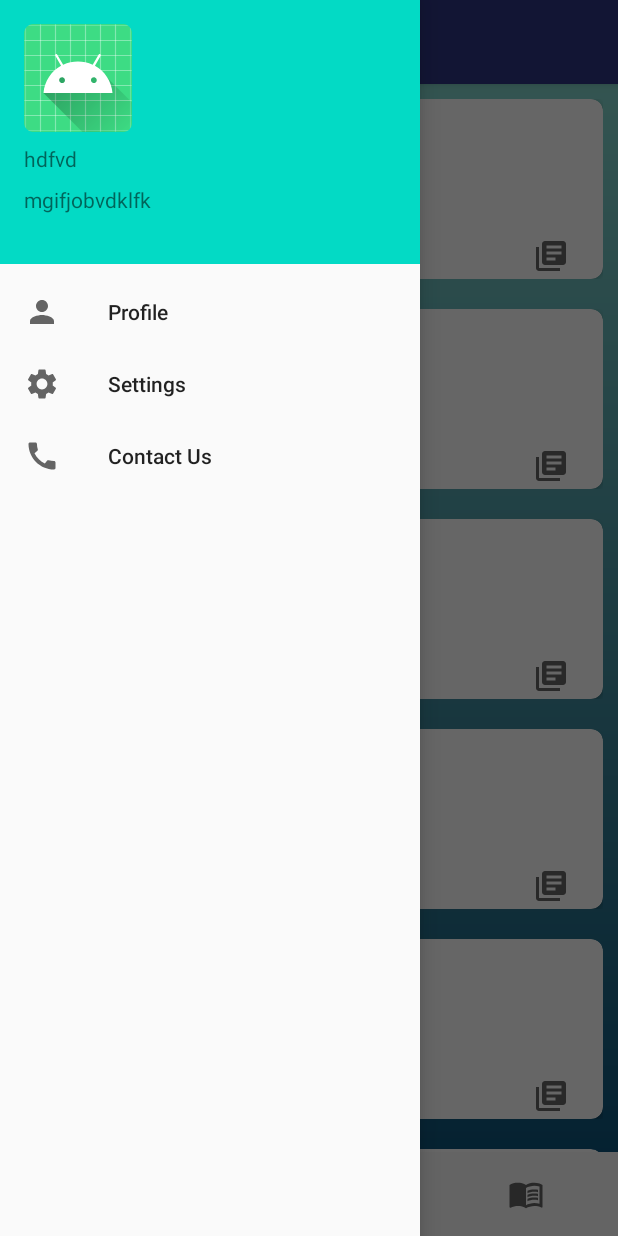
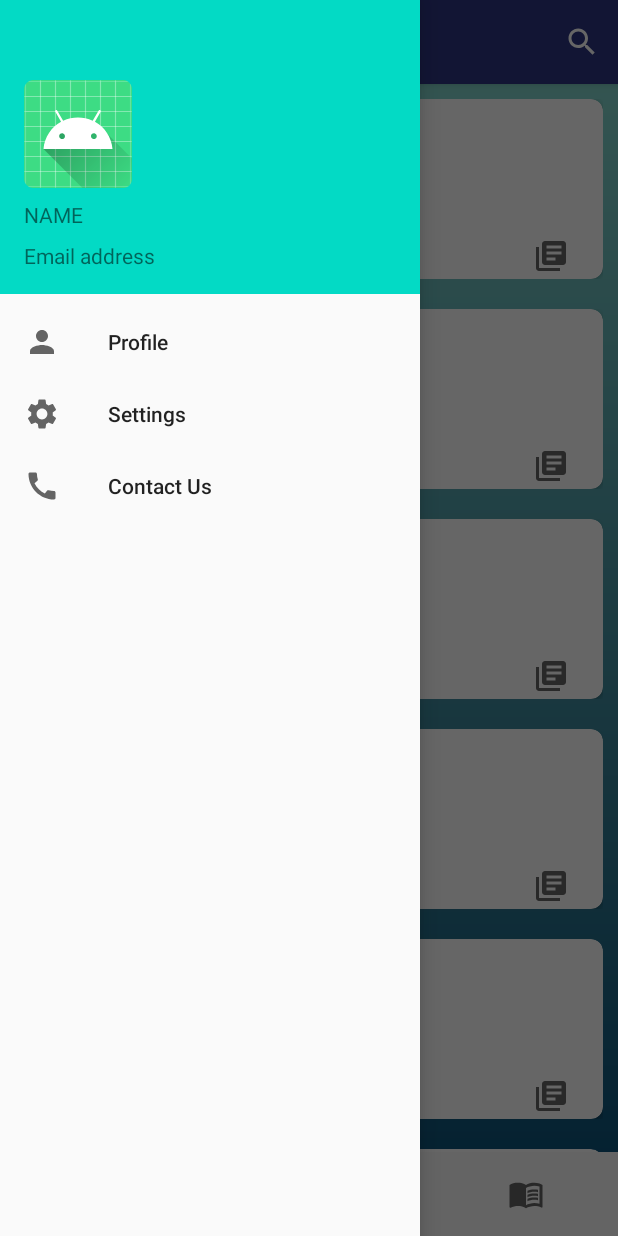
Before and after one commit to devNitw/libNitwStudent, an Android app: the MainActivity screen opened directly, with no data from a screen before it, in the side drawer, after a tap on "Settings", on a phone screen of 412 x 824 dp. Run offline under Robolectric (Android 15) with nearby library versions, the phone set to English and light mode, and no system bars; 1 statement that could not run was skipped.

Commit message:
Commit before merging with pdf

```diff
--- a/app/src/main/java/com/example/librarynitwstudent/Ui/MainActivity/MainActivity.java
+++ b/app/src/main/java/com/example/librarynitwstudent/Ui/MainActivity/MainActivity.java
@@ -1,47 +1,107 @@
 package com.example.librarynitwstudent.Ui.MainActivity;
 
 import androidx.annotation.NonNull;
+import androidx.appcompat.app.ActionBarDrawerToggle;
 import androidx.appcompat.app.AppCompatActivity;
+import androidx.appcompat.widget.Toolbar;
+import androidx.core.view.GravityCompat;
+import androidx.drawerlayout.widget.DrawerLayout;
 import androidx.fragment.app.Fragment;
 import androidx.viewpager.widget.ViewPager;
 
+import android.content.Intent;
 import android.os.Bundle;
+import android.view.Menu;
 import android.view.MenuItem;
+import android.widget.Toast;
 
 import com.example.librarynitwstudent.Adapters.Main.MainFragmentAdapter;
 import com.example.librarynitwstudent.R;
-import com.example.librarynitwstudent.Ui.MainActivity.Home.HomeFragment;
+import com.example.librarynitwstudent.Ui.MainActivity.Home.SyllabusCard;
 import com.google.android.material.bottomnavigation.BottomNavigationView;
+import com.google.android.material.navigation.NavigationView;
 
 public class MainActivity extends AppCompatActivity {
 
+    private DrawerLayout drawer;
+    private Toolbar toolbar;
+
     MainFragmentAdapter fragmentAdapter;
     public static ViewPager viewPager;
+
     @Override
     protected void onCreate(Bundle savedInstanceState) {
         super.onCreate(savedInstanceState);
         setContentView(R.layout.activity_main);
-        fragmentAdapter=new MainFragmentAdapter(getSupportFragmentManager());
-        viewPager=findViewById(R.id.main_container);
-        final BottomNavigationView bottomNav = findViewById(R.id.nav_view);
-        bottomNav.setOnNavigationItemSelectedListener(navListener);
 
-        fragmentAdapter.AddFragment(new HomeFragment(),"Home");
-        fragmentAdapter.AddFragment(new LibraryFragment(),"Find");
-        fragmentAdapter.AddFragment(new OfflineFragment(),"Offline");
-        fragmentAdapter.AddFragment(new ReadingFragment(),"Daily");
+        toolbar = findViewById(R.id.toolbar);
+        setSupportActionBar(toolbar);
+
+        setupSideNavigationViewer();
+
+        fragmentAdapter = new MainFragmentAdapter(getSupportFragmentManager());
+        viewPager = findViewById(R.id.main_container);
+        final BottomNavigationView bottomNav = findViewById(R.id.bottom_nav_view);
+        bottomNav.setOnNavigationItemSelectedListener(bottomNavListener);
+
+        fragmentAdapter.AddFragment(new HomeFragment(), "Home");
+        fragmentAdapter.AddFragment(new LibraryFragment(), "Find");
+        fragmentAdapter.AddFragment(new OfflineFragment(), "Saved");
+        fragmentAdapter.AddFragment(new ReadingFragment(), "Daily");
+
+//        menuItems.add((BottomNavigationItemView) findViewById(R.id.nav_home));
+//        menuItems.add((BottomNavigationItemView) findViewById(R.id.nav_lib));
+//        menuItems.add((BottomNavigationItemView) findViewById(R.id.nav_offline));
+//        menuItems.add((BottomNavigationItemView) findViewById(R.id.nav_read));
 
         viewPager.setAdapter(fragmentAdapter);
+        viewPager.addOnPageChangeListener(new ViewPager.OnPageChangeListener() {
+            @Override
+            public void onPageScrolled(int position, float positionOffset, int positionOffsetPixels) {
 
+            }
+
+            @Override
+            public void onPageSelected(int position) {
+                bottomNav.getMenu().getItem(position).setChecked(true);
+            }
+
+            @Override
+            public void onPageScrollStateChanged(int state) {
+
+            }
+        });
+    }
+
+    private void setupSideNavigationViewer() {
+        drawer = findViewById(R.id.drawer);
+
+        ActionBarDrawerToggle toggle = new ActionBarDrawerToggle(this, drawer, toolbar,
+                R.string.navigation_drawer_open, R.string.navigation_drawer_close);
+        drawer.addDrawerListener(toggle);
+        toggle.syncState();
+
+        NavigationView navigationView = findViewById(R.id.side_nav_view);
+        navigationView.setNavigationItemSelectedListener(sideNavListener);
 
     }
-    private BottomNavigationView.OnNavigationItemSelectedListener navListener =
+
+    @Override
+    public void onBackPressed() {
+        if (drawer.isDrawerOpen(GravityCompat.START)) {
+            drawer.closeDrawer(GravityCompat.START);
+        } else {
+            super.onBackPressed();
+        }
+    }
+
+    private BottomNavigationView.OnNavigationItemSelectedListener bottomNavListener =
             new BottomNavigationView.OnNavigationItemSelectedListener() {
                 @Override
                 public boolean onNavigationItemSelected(@NonNull MenuItem menuItem) {
                     Fragment focusFragment = null;
 
-                    switch(menuItem.getItemId()){
+                    switch (menuItem.getItemId()) {
                         case R.id.nav_home:
                             MainActivity.viewPager.setCurrentItem(0);
                             break;
@@ -54,10 +114,59 @@ public class MainActivity extends AppCompatActivity {
                         case R.id.nav_read:
                             MainActivity.viewPager.setCurrentItem(3);
                             break;
-                        default:return false;
+                        default:
+                            return false;
                     }
 
                     return true;
                 }
             };
+
+    private NavigationView.OnNavigationItemSelectedListener sideNavListener =
+            new NavigationView.OnNavigationItemSelectedListener() {
+                @Override
+                public boolean onNavigationItemSelected(@NonNull MenuItem item) {
+                    Intent intent = null;
+                    switch(item.getItemId()){
+                        case R.id.nav_profile:
+                            Toast.makeText(MainActivity.this,"Launch ProfileActivity",Toast.LENGTH_SHORT).show();
+//                            intent = new Intent(MainActivity.this,ProfileActivity.class);
+//                            startActivity(intent);
+                            break;
+                        case R.id.nav_settings:
+                            Toast.makeText(MainActivity.this,"Launch SettingsActivity",Toast.LENGTH_SHORT).show();
+//                            intent = new Intent(MainActivity.this,SettingsActivity.class);
+//                            startActivity(intent);
+                            break;
+                        case R.id.nav_contact:
+                            intent = new Intent(MainActivity.this, SyllabusCard.class);
+                            startActivity(intent);
+                            break;
+
+                    }
+
+                    startActivity(intent);
+                    return true;
+                }
+            };
+
+    @Override
+    public boolean onCreateOptionsMenu(Menu menu) {
+        getMenuInflater().inflate(R.menu.tool_menu,menu);
+        return true;
+    }
+
+    @Override
+    public boolean onOptionsItemSelected(@NonNull MenuItem item) {
+
+        switch(item.getItemId()){
+            case R.id.search:
+                Toast.makeText(MainActivity.this,"Launch SearchActivity",Toast.LENGTH_SHORT).show();
+//                Intent intent = new Intent(this,SearchActivity.class);
+//                startActivity(intent);
+                break;
+
+        }
+        return true;
+    }
 }
--- /dev/null
+++ b/app/src/main/res/drawable/ic_baseline_search_24.xml
@@ -0,0 +1,10 @@
+<vector xmlns:android="http://schemas.android.com/apk/res/android"
+    android:width="24dp"
+    android:height="24dp"
+    android:viewportWidth="24"
+    android:viewportHeight="24"
+    android:tint="?attr/colorControlNormal">
+  <path
+      android:fillColor="@android:color/white"
+      android:pathData="M15.5,14h-0.79l-0.28,-0.27C15.41,12.59 16,11.11 16,9.5 16,5.91 13.09,3 9.5,3S3,5.91 3,9.5 5.91,16 9.5,16c1.61,0 3.09,-0.59 4.23,-1.57l0.27,0.28v0.79l5,4.99L20.49,19l-4.99,-5zM9.5,14C7.01,14 5,11.99 5,9.5S7.01,5 9.5,5 14,7.01 14,9.5 11.99,14 9.5,14z"/>
+</vector>
--- a/app/src/main/res/layout/nav_header.xml
+++ b/app/src/main/res/layout/nav_header.xml
@@ -1,8 +1,9 @@
 <?xml version="1.0" encoding="utf-8"?>
 <LinearLayout xmlns:android="http://schemas.android.com/apk/res/android"
     android:layout_width="match_parent"
-    android:layout_height="176dp"
+    android:layout_height="196dp"
     android:background="@color/colorAccent"
+    android:gravity="bottom"
     android:orientation="vertical"
     android:padding="16dp">
 
@@ -15,13 +16,13 @@
         android:layout_width="wrap_content"
         android:layout_height="wrap_content"
         android:paddingTop="8dp"
-        android:text="hdfvd" />
+        android:text="NAME" />
 
     <TextView
         android:layout_width="wrap_content"
         android:layout_height="wrap_content"
         android:paddingTop="8dp"
-        android:text="mgifjobvdklfk" />
+        android:text="Email address" />
 
 
 </LinearLayout>
--- /dev/null
+++ b/app/src/main/res/menu/tool_menu.xml
@@ -0,0 +1,11 @@
+<?xml version="1.0" encoding="utf-8"?>
+<menu xmlns:android="http://schemas.android.com/apk/res/android"
+    xmlns:yourapp="http://schemas.android.com/apk/res-auto">
+    <item
+        android:id="@+id/search"
+        android:icon="@drawable/ic_baseline_search_24"
+        android:title="Search"
+        yourapp:showAsAction="ifRoom"
+
+        />
+</menu>
--- a/app/src/main/res/values/styles.xml
+++ b/app/src/main/res/values/styles.xml
@@ -5,6 +5,7 @@
         <item name="colorPrimary">@color/colorPrimary</item>
         <item name="colorPrimaryDark">@color/colorPrimaryDark</item>
         <item name="colorAccent">@color/colorAccent</item>
+        <item name="android:statusBarColor">@android:color/transparent</item>
     </style>
 
     <style name="custom_view" >
```
Also changed, not shown: app/src/main/AndroidManifest.xml (+9 -4 lines), app/src/main/java/com/example/librarynitwstudent/Ui/MainActivity/ContactActivity.java (added, +38 -0 lines), app/src/main/res/layout/activity_contact.xml (added, +62 -0 lines), 182 other files.
